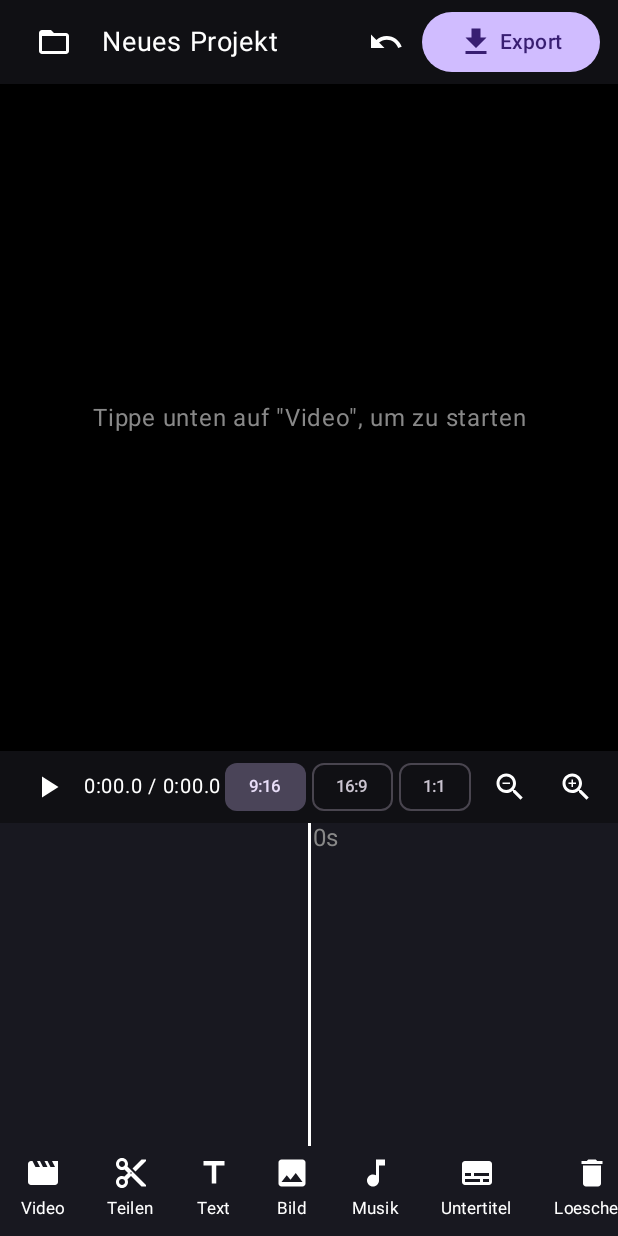
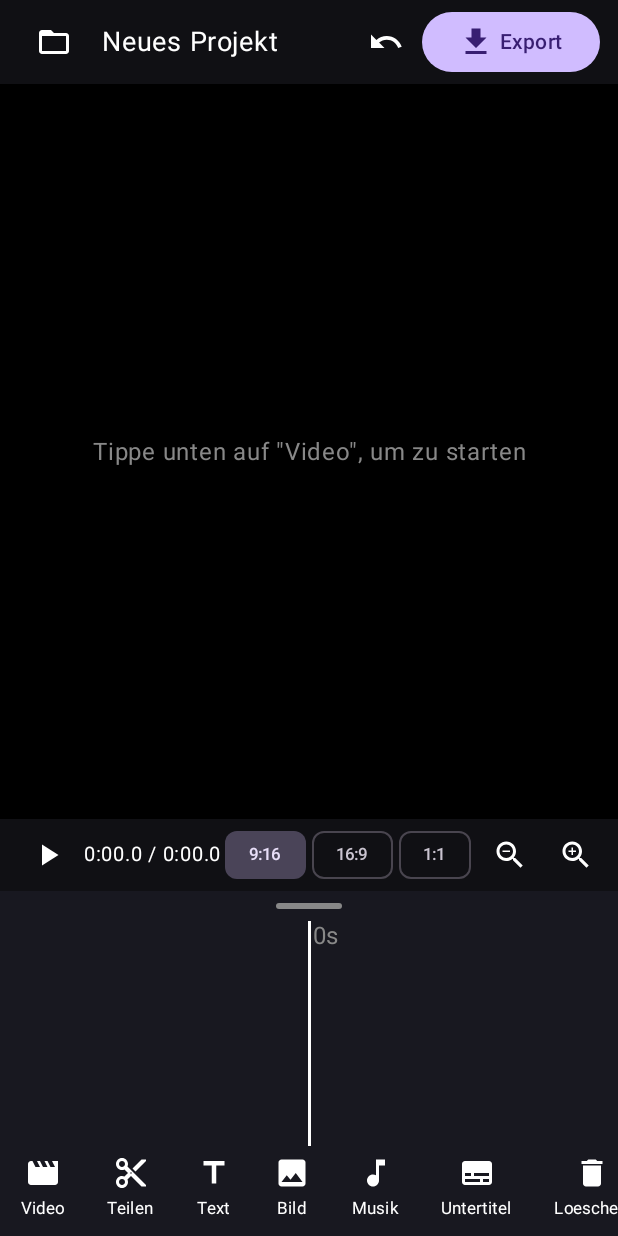
Before and after one commit to DerRolo/CutLab, an Android app built with Jetpack Compose: the screen it shows after launch (MainActivity), on a phone screen of 412 x 824 dp. Run offline under Robolectric (Android 15) with nearby library versions, the phone set to English and light mode, and no system bars; pictures from the network do not load.

Commit message:
Add files via upload

```diff
--- a/app/src/main/java/de/cutlab/app/EditorScreen.kt
+++ b/app/src/main/java/de/cutlab/app/EditorScreen.kt
@@ -11,6 +11,7 @@ import androidx.compose.foundation.gestures.awaitEachGesture
 import androidx.compose.foundation.gestures.awaitFirstDown
 import androidx.compose.foundation.gestures.calculatePan
 import androidx.compose.foundation.gestures.calculateZoom
+import androidx.compose.foundation.gestures.detectVerticalDragGestures
 import androidx.compose.foundation.shape.RoundedCornerShape
 import androidx.compose.ui.draw.clipToBounds
 import androidx.compose.ui.graphics.PathEffect
@@ -66,7 +67,14 @@ fun EditorScreen(vm: EditorViewModel = viewModel()) {
         TopBar(vm) { renaming = true }
         PreviewArea(vm, Modifier.weight(1f))
         Transport(vm)
-        Timeline(vm, Modifier.fillMaxWidth().height(215.dp))
+        Box(
+            Modifier.fillMaxWidth().height(20.dp).background(Color(0xFF181820))
+                .pointerInput(Unit) {
+                    detectVerticalDragGestures { ch, dy -> ch.consume(); vm.timelineDp = (vm.timelineDp - dy / density).coerceIn(80f, 360f) }
+                },
+            contentAlignment = Alignment.Center
+        ) { Box(Modifier.width(44.dp).height(4.dp).clip(RoundedCornerShape(2.dp)).background(Color.Gray)) }
+        Timeline(vm, Modifier.fillMaxWidth().height(vm.timelineDp.dp))
         SelectionPanel(vm, onEditText = { editing = vm.selection }, onPresets = { showPresets = true })
         Row(Modifier.fillMaxWidth().horizontalScroll(rememberScrollState()).background(Color(0xFF181820))) {
             Tool(Icons.Default.Movie, "Video") { pickVideo.launch(PickVisualMediaRequest(ActivityResultContracts.PickVisualMedia.VideoOnly)) }
@@ -260,7 +268,7 @@ private fun PreviewArea(vm: EditorViewModel, modifier: Modifier) {
                             val dash = PathEffect.dashPathEffect(floatArrayOf(14f, 14f))
                             val faint = Color.White.copy(alpha = 0.3f)
                             val kind = vm.selection?.kind
-                            if (kind != Kind.SUB) GUIDES_X.forEach { drawLine(faint, Offset(it * size.width, 0f), Offset(it * size.width, size.height), 2f, pathEffect = dash) }
+                            GUIDES_X.forEach { drawLine(faint, Offset(it * size.width, 0f), Offset(it * size.width, size.height), 2f, pathEffect = dash) }
                             GUIDES_Y.forEach { drawLine(faint, Offset(0f, it * size.height), Offset(size.width, it * size.height), 2f, pathEffect = dash) }
                             vm.snapX?.let { drawLine(Color(0xFF69F0AE), Offset(it * size.width, 0f), Offset(it * size.width, size.height), 3f) }
                             vm.snapY?.let { drawLine(Color(0xFF69F0AE), Offset(0f, it * size.height), Offset(size.width, it * size.height), 3f) }
@@ -333,7 +341,6 @@ private fun SelectionPanel(vm: EditorViewModel, onEditText: () -> Unit, onPreset
                     Text("Hervorhebung", color = Color.Gray, fontSize = 11.sp)
                     ColorDots(p.subStyle.highlight) { vm.setSubHighlight(it) }
                 }
-                Text("Groesse/Position gelten fuer alle Untertitel (auch per Geste in der Vorschau)", color = Color.Gray, fontSize = 11.sp)
                 Slider(p.subStyle.size, { vm.setSubSize(it) }, valueRange = 0.025f..0.15f)
             }
             Kind.CLIP, Kind.AUDIO -> Text(
--- a/app/src/main/java/de/cutlab/app/Model.kt
+++ b/app/src/main/java/de/cutlab/app/Model.kt
@@ -39,7 +39,8 @@ data class SubStyle(
     val size: Float = 0.05f,
     val y: Float = 0.78f,
     val color: Int = Color.WHITE,
-    val highlight: Int = 0xFFFFD400.toInt()
+    val highlight: Int = 0xFFFFD400.toInt(),
+    val x: Float = 0.5f
 )
 
 enum class AspectPreset(val label: String, val w: Int, val h: Int) {
--- a/app/src/main/java/de/cutlab/app/OverlayPainter.kt
+++ b/app/src/main/java/de/cutlab/app/OverlayPainter.kt
@@ -33,9 +33,9 @@ class OverlayPainter(private val images: (String) -> Bitmap?) {
         val st = p.subStyle
         val idx = activeIdx(words, t)
         when (st.kind) {
-            SubKind.CLASSIC -> block(c, w, h, sub.id, words.map { it.text }, -1, w / 2f, st.y * h, st.size, st.color, st.highlight, 1f)
-            SubKind.KARAOKE -> block(c, w, h, sub.id, words.map { it.text }, idx, w / 2f, st.y * h, st.size, st.color, st.highlight, 1f)
-            SubKind.POP -> block(c, w, h, sub.id, listOf(words[idx].text), 0, w / 2f, st.y * h,
+            SubKind.CLASSIC -> block(c, w, h, sub.id, words.map { it.text }, -1, st.x * w, st.y * h, st.size, st.color, st.highlight, 1f)
+            SubKind.KARAOKE -> block(c, w, h, sub.id, words.map { it.text }, idx, st.x * w, st.y * h, st.size, st.color, st.highlight, 1f)
+            SubKind.POP -> block(c, w, h, sub.id, listOf(words[idx].text), 0, st.x * w, st.y * h,
                 st.size * 1.35f, st.highlight, st.highlight, popScale(t - words[idx].startMs))
         }
     }
--- a/app/src/main/java/de/cutlab/app/Presets.kt
+++ b/app/src/main/java/de/cutlab/app/Presets.kt
@@ -23,7 +23,7 @@ object PresetStore {
                     o.getString("name"),
                     SubStyle(
                         SubKind.valueOf(o.getString("kind")), o.getDouble("size").toFloat(), o.getDouble("y").toFloat(),
-                        o.getInt("color"), o.getInt("highlight")
+                        o.getInt("color"), o.getInt("highlight"), o.optDouble("x", 0.5).toFloat()
                     )
                 )
             }
@@ -36,7 +36,7 @@ object PresetStore {
         list.forEach {
             a.put(
                 JSONObject().put("name", it.name).put("kind", it.style.kind.name).put("size", it.style.size.toDouble())
-                    .put("y", it.style.y.toDouble()).put("color", it.style.color).put("highlight", it.style.highlight)
+                    .put("y", it.style.y.toDouble()).put("x", it.style.x.toDouble()).put("color", it.style.color).put("highlight", it.style.highlight)
             )
         }
         file(ctx).writeText(JSONObject().put("presets", a).put("default", default ?: "").toString())
--- a/app/src/main/java/de/cutlab/app/ProjectStore.kt
+++ b/app/src/main/java/de/cutlab/app/ProjectStore.kt
@@ -55,7 +55,7 @@ object ProjectStore {
         put("aspect", p.aspect.name)
         put("subStyle", JSONObject().apply {
             put("kind", p.subStyle.kind.name); put("size", p.subStyle.size.toDouble()); put("y", p.subStyle.y.toDouble())
-            put("color", p.subStyle.color); put("highlight", p.subStyle.highlight)
+            put("color", p.subStyle.color); put("highlight", p.subStyle.highlight); put("x", p.subStyle.x.toDouble())
         })
         put("clips", arr(p.clips) { JSONObject().put("id", it.id).put("uri", it.uri).put("src", it.srcDurMs).put("in", it.inMs).put("out", it.outMs) })
         put("texts", arr(p.texts) {
@@ -100,7 +100,7 @@ object ProjectStore {
             },
             subStyle = if (st == null) SubStyle() else SubStyle(
                 SubKind.valueOf(st.getString("kind")), st.getDouble("size").toFloat(), st.getDouble("y").toFloat(),
-                st.getInt("color"), st.getInt("highlight")
+                st.getInt("color"), st.getInt("highlight"), st.optDouble("x", 0.5).toFloat()
             ),
             aspect = AspectPreset.valueOf(j.optString("aspect", AspectPreset.PORTRAIT.name)),
             name = j.optString("name", "Projekt")
--- a/app/src/main/java/de/cutlab/app/Timeline.kt
+++ b/app/src/main/java/de/cutlab/app/Timeline.kt
@@ -3,12 +3,17 @@ package de.cutlab.app
 import androidx.compose.foundation.Canvas
 import androidx.compose.foundation.background
 import androidx.compose.foundation.border
+import androidx.compose.foundation.gestures.awaitEachGesture
+import androidx.compose.foundation.gestures.awaitFirstDown
+import androidx.compose.foundation.gestures.calculateZoom
 import androidx.compose.foundation.gestures.detectDragGesturesAfterLongPress
 import androidx.compose.foundation.gestures.detectHorizontalDragGestures
 import androidx.compose.foundation.gestures.detectTapGestures
 import androidx.compose.foundation.horizontalScroll
 import androidx.compose.foundation.layout.*
 import androidx.compose.foundation.rememberScrollState
+import androidx.compose.foundation.verticalScroll
+import androidx.compose.ui.input.pointer.PointerEventPass
 import androidx.compose.foundation.shape.RoundedCornerShape
 import androidx.compose.foundation.ScrollState
 import androidx.compose.material3.Text
@@ -56,12 +61,29 @@ fun Timeline(vm: EditorViewModel, modifier: Modifier = Modifier) {
     val imageItems = remember(p.images) { p.images.map { TItem(it.id, Kind.IMAGE, it.startMs, it.durMs, "Bild") } }
     val audioItems = remember(p.audios) { p.audios.map { TItem(it.id, Kind.AUDIO, it.startMs, it.durMs, it.name) } }
 
-    BoxWithConstraints(modifier.background(Color(0xFF181820))) {
+    BoxWithConstraints(
+        modifier.background(Color(0xFF181820)).pointerInput(Unit) {
+            // Zwei Finger = Zoom der Timeline (Playhead bleibt in der Mitte)
+            awaitEachGesture {
+                awaitFirstDown(requireUnconsumed = false, pass = PointerEventPass.Initial)
+                do {
+                    val ev = awaitPointerEvent(PointerEventPass.Initial)
+                    if (ev.changes.count { it.pressed } >= 2) {
+                        val z = ev.calculateZoom()
+                        if (z != 1f) {
+                            vm.zoom = (vm.zoom * z).coerceIn(15f, 400f)
+                            ev.changes.forEach { it.consume() }
+                        }
+                    }
+                } while (ev.changes.any { it.pressed })
+            }
+        }
+    ) {
         val half = maxWidth / 2
         val contentW = half * 2 + (p.totalMs * dpPerMs).dp
         val viewPx = with(density) { (half * 2).toPx() }
         Column(
-            Modifier.horizontalScroll(scroll).width(contentW).padding(top = 2.dp),
+            Modifier.verticalScroll(rememberScrollState()).horizontalScroll(scroll).width(contentW).padding(top = 2.dp),
             verticalArrangement = Arrangement.spacedBy(3.dp)
         ) {
             Ruler(p.totalMs, vm.zoom, pxPerMs, half)
@@ -111,7 +133,7 @@ private fun Track(
     items: List<TItem>, color: Color, half: Dp, dpPerMs: Float, pxPerMs: Float,
     selected: Selection?, vm: EditorViewModel, scroll: ScrollState, viewPx: Float
 ) {
-    Box(Modifier.fillMaxWidth().height(rowH).pointerInput(Unit) { detectTapGestures { vm.select(null) } }) {
+    Box(Modifier.fillMaxWidth().height(if (items.isEmpty()) 16.dp else rowH).pointerInput(Unit) { detectTapGestures { vm.select(null) } }) {
         items.forEach { item ->
             key(item.id) { ItemBox(item, color, half, dpPerMs, pxPerMs, selected?.kind == item.kind && selected.id == item.id, vm, scroll, viewPx) }
         }
```
Also changed, not shown: app/src/main/java/de/cutlab/app/EditorViewModel.kt (+4 -3 lines), 1 other file.
